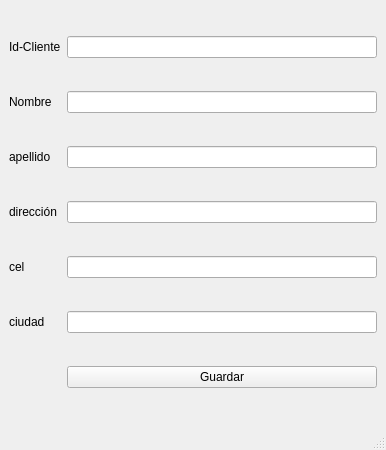
The window that ventana2.ui (ValentinaColmenares/Proyecto_Concesionario) describes before a commit, drawn with Qt 5.
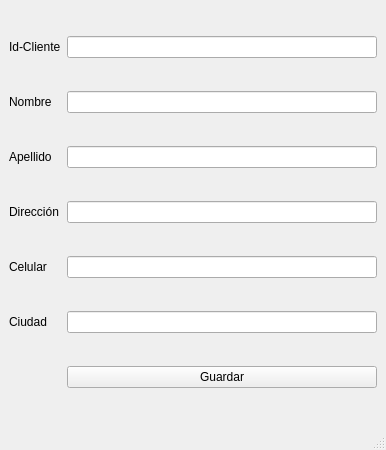
The same window after the commit.

Patch:
```diff
--- a/ventana2.ui
+++ b/ventana2.ui
@@ -38,14 +38,14 @@
         <item row="2" column="0">
          <widget class="QLabel" name="lbapellido">
           <property name="text">
-           <string>apellido</string>
+           <string>Apellido</string>
           </property>
          </widget>
         </item>
         <item row="3" column="0">
          <widget class="QLabel" name="lbdireccion">
           <property name="text">
-           <string>dirección</string>
+           <string>Dirección</string>
           </property>
          </widget>
         </item>
@@ -62,14 +62,14 @@
         <item row="4" column="0">
          <widget class="QLabel" name="Lbcelular">
           <property name="text">
-           <string>cel</string>
+           <string>Celular</string>
           </property>
          </widget>
         </item>
         <item row="6" column="0">
          <widget class="QLabel" name="lbciudad">
           <property name="text">
-           <string>ciudad</string>
+           <string>Ciudad</string>
           </property>
          </widget>
         </item>
```
